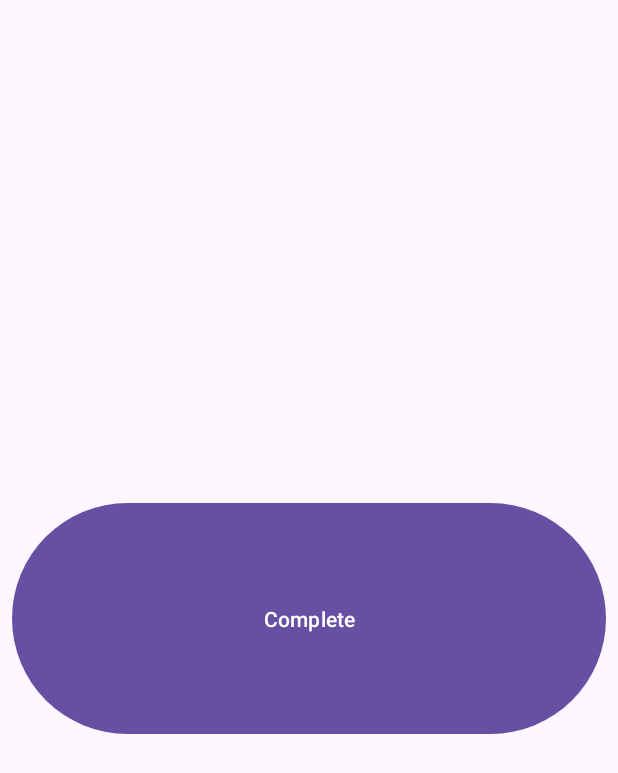
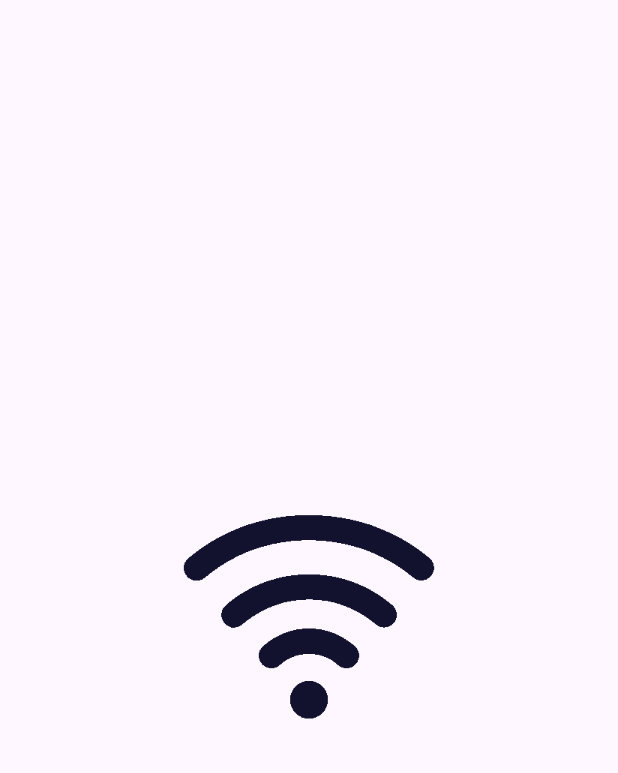
Before and after one commit to ClaudioGSDB/Outside-the-box, an Android app: the Level2 screen opened directly, with no data from a screen before it, on a phone screen of 412 x 824 dp. Shown: the top 773 px of the screen. Run offline under Robolectric (Android 15) with nearby library versions, the light colour scheme and no system bars.

Commit message:
Finished Level 2

```diff
--- a/app/build.gradle.kts
+++ b/app/build.gradle.kts
@@ -37,6 +37,8 @@ dependencies {
     implementation(libs.material)
     implementation(libs.activity)
     implementation(libs.constraintlayout)
+    implementation(libs.glide)
+    annotationProcessor(libs.glide.compiler)
     testImplementation(libs.junit)
     androidTestImplementation(libs.ext.junit)
     androidTestImplementation(libs.espresso.core)
--- a/app/src/main/java/com/example/outsidethebox/levels/Level2.java
+++ b/app/src/main/java/com/example/outsidethebox/levels/Level2.java
@@ -1,9 +1,16 @@
-// Level1.java
 package com.example.outsidethebox.levels;
 
+import android.content.Context;
+import android.net.ConnectivityManager;
+import android.net.Network;
+import android.net.NetworkCapabilities;
 import android.os.Bundle;
+import android.os.Handler;
 import android.util.Log;
 import android.view.View;
+import android.widget.Button;
+import android.widget.ImageView;
+import android.widget.TextView;
 
 import androidx.activity.EdgeToEdge;
 import androidx.appcompat.app.AppCompatActivity;
@@ -13,50 +20,81 @@ import androidx.core.view.WindowInsetsCompat;
 
 import com.example.outsidethebox.GlobalVariables;
 import com.example.outsidethebox.R;
+import com.bumptech.glide.Glide;
 
 public class Level2 extends AppCompatActivity {
-    private int levelNum;
+    private final int levelNum = 2;
     private GlobalVariables globalVariables;
+    private boolean initialWifiState;
+    private boolean levelCompleted = false;
+    private final Handler wifiCheckHandler = new Handler();
+    private Button completeButton;
 
     @Override
     protected void onCreate(Bundle savedInstanceState) {
         super.onCreate(savedInstanceState);
         EdgeToEdge.enable(this);
-
-        // Dynamically get the layout resource ID
-        int layoutResId = getResources().getIdentifier("activity_level" + levelNum, "layout", getPackageName());
-
-        // Fallback to activity_level0 if specific layout doesn't exist
-        if (layoutResId == 0) {
-            layoutResId = R.layout.activity_level0;
-        }
-
-        setContentView(layoutResId);
-
+        setContentView(R.layout.activity_level2);
         ViewCompat.setOnApplyWindowInsetsListener(findViewById(R.id.main), (v, insets) -> {
             Insets systemBars = insets.getInsets(WindowInsetsCompat.Type.systemBars());
             v.setPadding(systemBars.left, systemBars.top, systemBars.right, systemBars.bottom);
             return insets;
         });
 
-        // Initialize GlobalVariables
         globalVariables = GlobalVariables.getInstance();
 
-        // Get current level number
-        try {
-            levelNum = Integer.parseInt(getClass().getSimpleName().replaceAll("\\D", ""));
-        } catch (NumberFormatException e) {
-            levelNum = 0; // Default to 0 for Level0
-            Log.e("LevelActivity", "Could not parse level number", e);
-        }
+        ImageView wifiGif = findViewById(R.id.wifiGif);
+        completeButton = findViewById(R.id.completeButton);
+
+        Glide.with(this)
+                .asGif()
+                .load(R.drawable.wifi_dark)
+                .into(wifiGif);
+
+        initialWifiState = isWifiConnected();
+
+        startWifiCheck();
+    }
+
+    private boolean isWifiConnected() {
+        ConnectivityManager cm = (ConnectivityManager) getSystemService(Context.CONNECTIVITY_SERVICE);
+        Network network = cm.getActiveNetwork();
+        if (network == null) return false;
+
+        NetworkCapabilities capabilities = cm.getNetworkCapabilities(network);
+        return capabilities != null && capabilities.hasTransport(NetworkCapabilities.TRANSPORT_WIFI);
+    }
+
+    private void startWifiCheck() {
+        Runnable wifiCheckRunnable = new Runnable() {
+            @Override
+            public void run() {
+                if (!levelCompleted) {
+                    boolean currentWifiState = isWifiConnected();
+                    Log.d("TEST", "Current: " + currentWifiState);
+                    Log.d("TEST", "Initial: " + initialWifiState);
+                    if (currentWifiState != initialWifiState) {
+                        levelCompleted = true;
+                        completeButton.setVisibility(View.VISIBLE);
+                    }
+                    wifiCheckHandler.postDelayed(this, 1000);
+                }
+            }
+        };
+        wifiCheckHandler.post(wifiCheckRunnable);
+    }
+
+    @Override
+    protected void onDestroy() {
+        super.onDestroy();
+        wifiCheckHandler.removeCallbacksAndMessages(null);
     }
 
     public void onComplete(View view) {
-        // Mark level as completed
-        globalVariables.setLevelComplete(levelNum);
-        globalVariables.saveData(this);
-
-        // Finish the activity
-        finish();
+        if (levelCompleted) {
+            globalVariables.setLevelComplete(levelNum);
+            globalVariables.saveData(this);
+            finish();
+        }
     }
 }
--- a/app/src/main/res/layout/activity_level2.xml
+++ b/app/src/main/res/layout/activity_level2.xml
@@ -10,34 +10,26 @@
     <LinearLayout
         android:layout_width="match_parent"
         android:layout_height="match_parent"
-        android:layout_marginStart="8dp"
-        android:layout_marginTop="8dp"
-        android:layout_marginEnd="8dp"
-        android:layout_marginBottom="8dp"
         android:orientation="vertical"
-        app:layout_constraintBottom_toBottomOf="parent"
-        app:layout_constraintEnd_toEndOf="parent"
-        app:layout_constraintStart_toStartOf="parent"
-        app:layout_constraintTop_toTopOf="parent">
+        android:gravity="center"
+        android:padding="16dp">
 
-        <LinearLayout
-            android:layout_width="match_parent"
-            android:layout_height="match_parent"
-            android:layout_weight="0.75"
-            android:orientation="vertical"></LinearLayout>
+        <ImageView
+            android:id="@+id/wifiGif"
+            android:layout_width="200dp"
+            android:layout_height="200dp"
+            android:layout_gravity="center"
+            android:contentDescription="WiFi GIF" />
 
         <Button
-            android:id="@+id/Complete"
-            android:layout_width="match_parent"
-            android:layout_height="match_parent"
-            android:layout_weight="1"
+            android:id="@+id/completeButton"
+            android:layout_width="wrap_content"
+            android:layout_height="wrap_content"
+            android:layout_marginTop="16dp"
             android:onClick="onComplete"
-            android:text="Complete" />
+            android:text="Complete"
+            android:visibility="gone"/>
 
-        <LinearLayout
-            android:layout_width="match_parent"
-            android:layout_height="match_parent"
-            android:layout_weight="0.75"
-            android:orientation="vertical"></LinearLayout>
     </LinearLayout>
+
 </androidx.constraintlayout.widget.ConstraintLayout>
--- a/gradle/libs.versions.toml
+++ b/gradle/libs.versions.toml
@@ -1,5 +1,6 @@
 [versions]
 agp = "8.5.2"
+glide = "4.12.0"
 junit = "4.13.2"
 junitVersion = "1.2.1"
 espressoCore = "3.6.1"
@@ -9,6 +10,8 @@ activity = "1.9.3"
 constraintlayout = "2.2.0"
 
 [libraries]
+glide = { module = "com.github.bumptech.glide:glide", version.ref = "glide" }
+glide-compiler = { module = "com.github.bumptech.glide:compiler", version.ref = "glide" }
 junit = { group = "junit", name = "junit", version.ref = "junit" }
 ext-junit = { group = "androidx.test.ext", name = "junit", version.ref = "junitVersion" }
 espresso-core = { group = "androidx.test.espresso", name = "espresso-core", version.ref = "espressoCore" }
```
Also changed, not shown: app/src/main/AndroidManifest.xml (+3 -10 lines), app/src/main/java/com/example/outsidethebox/MP_Level1.java (deleted, +0 -24 lines), app/src/main/res/layout/activity_mp_level1.xml (deleted, +0 -11 lines), app/src/main/res/drawable/wifi_dark.gif (added), app/src/main/res/drawable/wifi_light_icon.gif (added).
